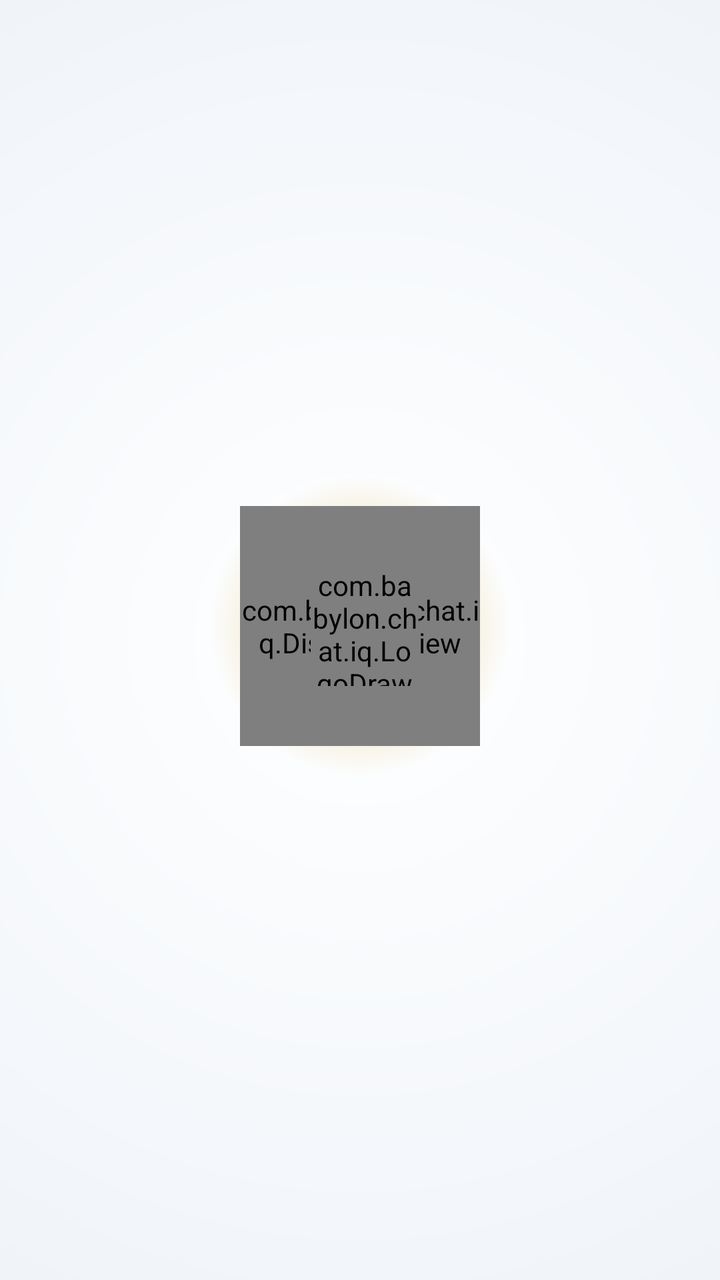
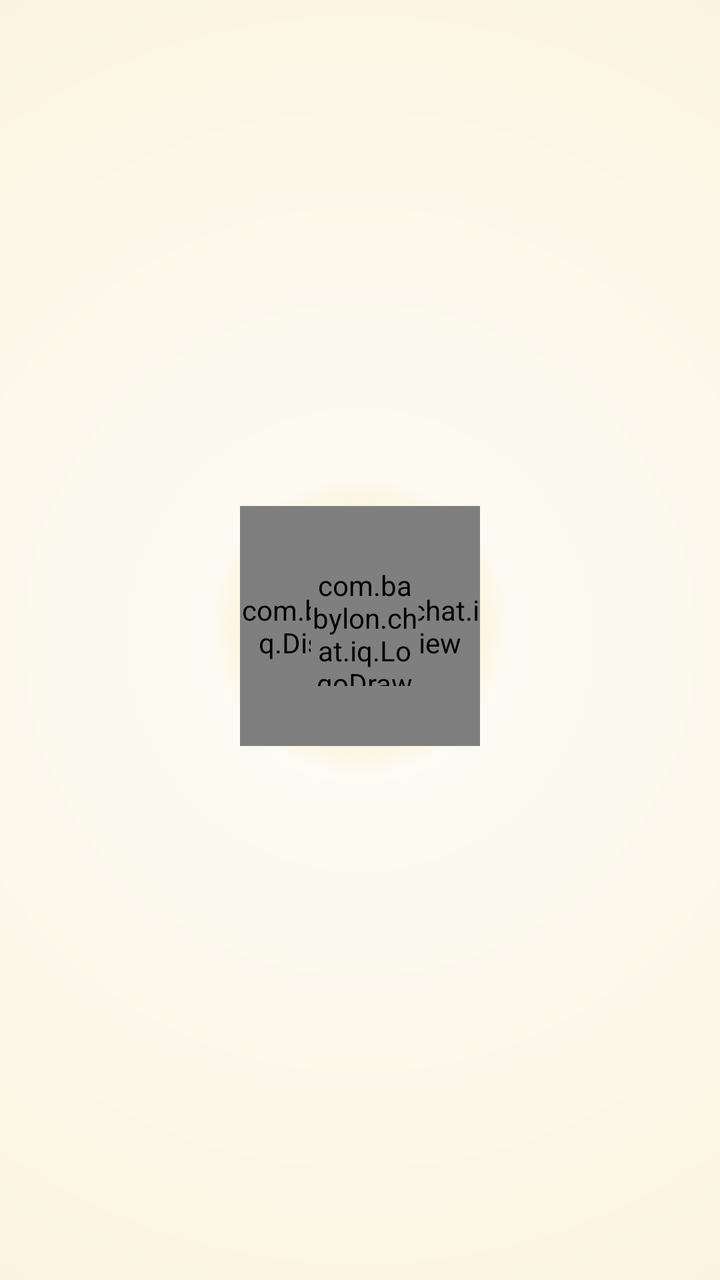

An Android layout rendered at two revisions. The XML below is the earlier revision; the diff shows what the commit changed to produce the second picture.
<!-- AndroidManifest.xml: activity theme NoActionBar -->
<!-- res/layout/main.xml -->
<LinearLayout
	xmlns:android="http://schemas.android.com/apk/res/android"
	xmlns:app="http://schemas.android.com/apk/res-auto"
	xmlns:tools="http://schemas.android.com/tools"
	android:id="@+id/root"
	android:layout_width="match_parent"
	android:layout_height="match_parent"
	android:background="@drawable/bg_splash"
	android:clipChildren="false"
	android:clipToPadding="false"
	android:gravity="center"
	android:orientation="vertical">
	<FrameLayout
		android:id="@+id/logo_frame"
		android:layout_width="190dp"
		android:layout_height="190dp"
		android:clipChildren="false"
		android:clipToPadding="false">
		<LinearLayout
			android:id="@+id/logo_glow"
			android:layout_width="172dp"
			android:layout_height="172dp"
			android:background="@drawable/bg_glow"
			android:orientation="vertical"
			android:layout_gravity="center_horizontal|center_vertical" />
		
		<FrameLayout
			android:id="@+id/logo_circle"
			android:layout_width="120dp"
			android:layout_height="120dp"
			android:layout_gravity="center_horizontal|center_vertical">
			<com.babylon.chat.iq.DiscDrawView
				android:id="@+id/logo_disc"
				android:layout_width="match_parent"
				android:layout_height="match_parent" />
			<com.babylon.chat.iq.LogoDrawView
				android:id="@+id/logo_img"
				android:layout_width="54dp"
				android:layout_height="60dp"
				android:layout_gravity="center_horizontal|center_vertical"
				android:translationX="2.25dp" />
		</FrameLayout>
	</FrameLayout>
	<TextView
		android:id="@+id/title"
		android:layout_width="wrap_content"
		android:layout_height="wrap_content"
		android:text="Babylon Chat"
		android:textSize="27sp"
		android:textStyle="bold"
		android:textColor="#A97F1C"
		android:alpha="0"
		android:layout_marginTop="-22.5dp" />
</LinearLayout>
<!-- resources referenced by this layout -->
<resources>
  <!-- drawable bg_glow (drawable) -->
  <?xml version="1.0" encoding="utf-8"?>
  <shape xmlns:android="http://schemas.android.com/apk/res/android" android:shape="oval">
      
      <gradient
          android:type="radial"
          android:centerX="0.5"
          android:centerY="0.5"
          android:gradientRadius="75dp"
          android:startColor="#80D6B040"
          android:centerColor="#4DD6B040"
          android:endColor="#00D6B040" />
  </shape>
  <!-- drawable bg_splash (drawable) -->
  <?xml version="1.0" encoding="utf-8"?>
  <shape xmlns:android="http://schemas.android.com/apk/res/android" android:shape="rectangle">
      
      <gradient
          android:type="radial"
          android:centerX="0.5"
          android:centerY="0.5"
          android:gradientRadius="120%p"
          android:startColor="#FFFFFF"
          android:endColor="#EDF2F8" />
  </shape>
  <style name="NoActionBar" parent="@android:style/Theme.Material.Light.NoActionBar">
  		<item name="android:colorPrimary">@color/colorPrimary</item>
  		<item name="android:colorPrimaryDark">@color/colorPrimaryDark</item>
  		<item name="android:colorAccent">@color/colorAccent</item>
  		<item name="android:colorControlActivated">@color/colorAccent</item>
  		<item name="android:textColorHighlight">@color/textHighlightGold</item>
  		<item name="android:colorControlHighlight">@color/colorControlHighlight</item>
  		<item name="android:colorControlNormal">@color/colorControlNormal</item>
  		<item name="android:buttonStyle">@style/FlatButton</item>
  	</style>
  <color name="colorPrimary">#F57C00</color>
  <color name="colorPrimaryDark">#E65100</color>
  <color name="colorAccent">#C99A1C</color>
  <color name="textHighlightGold">#59C99A1C</color>
  <color name="colorControlHighlight">#FFF3E0</color>
  <color name="colorControlNormal">#BDBDBD</color>
  <style name="FlatButton" parent="@android:style/Widget.Material.Button">
  		<item name="android:stateListAnimator">@null</item>
  		<item name="android:elevation">0dp</item>
  	</style>
</resources>

<!-- the commit's change to res/layout/main.xml (unified diff, before → after) -->
@@ -48,7 +48,7 @@
 		android:text="Babylon Chat"
 		android:textSize="27sp"
 		android:textStyle="bold"
-		android:textColor="#A97F1C"
+		android:textColor="#C79A1F"
 		android:alpha="0"
 		android:layout_marginTop="-22.5dp" />
 </LinearLayout>
<!-- resource entries referenced after the edit -->
@@ -9,9 +9,9 @@
           android:centerX="0.5"
           android:centerY="0.5"
           android:gradientRadius="75dp"
-          android:startColor="#80D6B040"
-          android:centerColor="#4DD6B040"
-          android:endColor="#00D6B040" />
+          android:startColor="#80F2CB4F"
+          android:centerColor="#4DF2CB4F"
+          android:endColor="#00F2CB4F" />
   </shape>
   <!-- drawable bg_splash (drawable) -->
   <?xml version="1.0" encoding="utf-8"?>
@@ -22,8 +22,8 @@
           android:centerX="0.5"
           android:centerY="0.5"
           android:gradientRadius="120%p"
-          android:startColor="#FFFFFF"
-          android:endColor="#EDF2F8" />
+          android:startColor="#FDFCF8"
+          android:endColor="#FBF3DC" />
   </shape>
   <style name="NoActionBar" parent="@android:style/Theme.Material.Light.NoActionBar">
   		<item name="android:colorPrimary">@color/colorPrimary</item>
